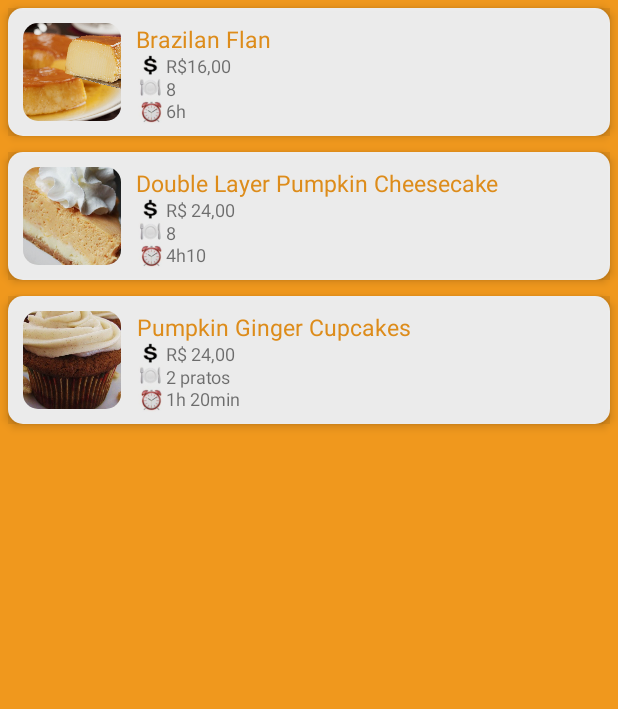
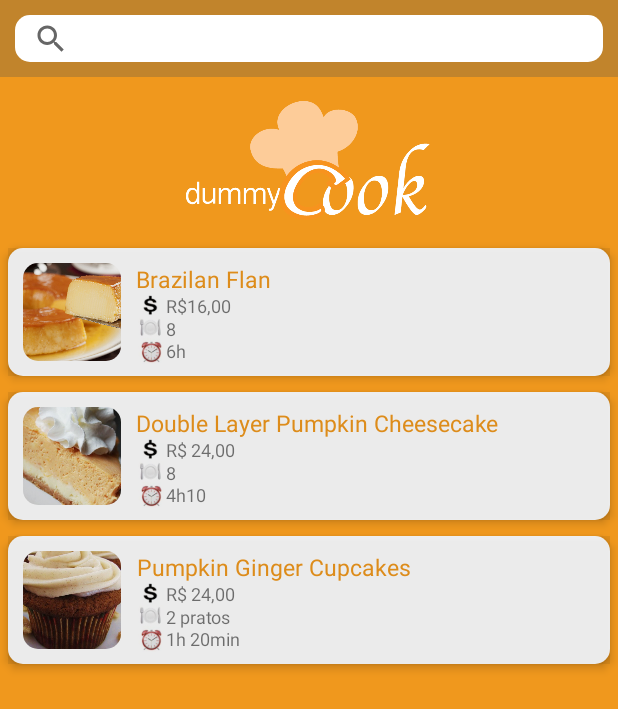
Before and after one commit to vitorm2/DummyCookAndroid, an Android app: the screen it shows after launch (MainActivity), on a phone screen of 412 x 824 dp. Shown: the top 709 px of the screen. Run offline under Robolectric (Android 15) with nearby library versions, the phone set to English and light mode, and no system bars.

Commit message:
Search bar and view logo added in MainActivity layout

```diff
--- a/app/src/main/res/layout/activity_main.xml
+++ b/app/src/main/res/layout/activity_main.xml
@@ -1,16 +1,50 @@
 <?xml version="1.0" encoding="utf-8"?>
-<android.support.constraint.ConstraintLayout xmlns:android="http://schemas.android.com/apk/res/android"
+<RelativeLayout xmlns:android="http://schemas.android.com/apk/res/android"
     xmlns:app="http://schemas.android.com/apk/res-auto"
     xmlns:tools="http://schemas.android.com/tools"
     android:layout_width="match_parent"
     android:layout_height="match_parent"
     tools:context=".MainActivity">
 
+    <View
+        android:id="@+id/view_logo"
+        android:layout_width="match_parent"
+        android:layout_height="110dp"
+        android:layout_marginTop="51dp"
+        android:background="@color/corLaranja"/>
+
     <android.support.v7.widget.RecyclerView
+        android:id="@+id/rv"
         android:layout_width="match_parent"
         android:layout_height="match_parent"
-        android:id="@+id/rv"
-        android:background="@color/corLaranja"/>
+        android:layout_marginTop="160dp"
+        android:background="@color/corLaranja" />
+
+    <View
+        android:id="@+id/view_search"
+        android:layout_width="wrap_content"
+        android:layout_height="51dp"
+        android:layout_alignParentStart="true"
+        android:layout_alignParentTop="true"
+        android:background="@color/laranjaEscuro"
+        />
+
+    <SearchView
+        android:layout_width="match_parent"
+        android:layout_height="31dp"
+        android:layout_margin="10dp"
+        android:background="@drawable/estilo_cell"
+        tools:layout_editor_absoluteX="8dp"
+        tools:layout_editor_absoluteY="8dp" />
+
+    <ImageView
+        android:id="@+id/imageLogo"
+        android:layout_width="350dp"
+        android:layout_height="100dp"
+        android:layout_alignParentTop="true"
+        android:layout_centerHorizontal="true"
+        android:layout_marginTop="55dp"
+        android:src="@drawable/dummycooklogo" />
 
 
-</android.support.constraint.ConstraintLayout>
+</RelativeLayout>
--- a/app/src/main/res/values/colors.xml
+++ b/app/src/main/res/values/colors.xml
@@ -5,4 +5,5 @@
     <color name="colorAccent">#FF4081</color>
     <color name="corBranca">#FFFFFF</color>
     <color name="corLaranja">#f0981d</color>
+    <color name="laranjaEscuro">#c1842c</color>
 </resources>
```
Also changed, not shown: app/src/main/res/drawable/dummycooklogo.png (added).
